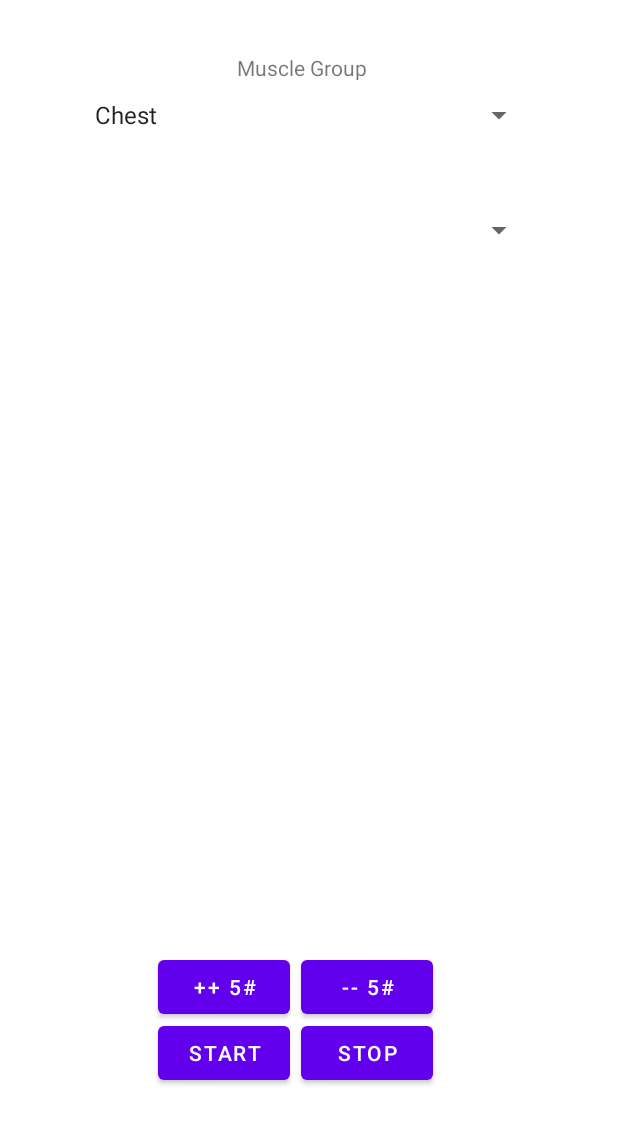
After one commit to ZacMalone16/COP4656-GroupProject, an Android app: the layout current_exercise.xml on its own in the app's theme, with its tools: preview values and no code run, on a phone screen of 412 x 824 dp. The commit adds this screen. Shown: the top 1124 px of the screen. Run offline under Robolectric (Android 15) with nearby library versions, the phone set to English and light mode, and no system bars.

Commit message:
started update for layouts

```diff
--- a/app/src/main/java/edu/fsu/cs/groupproject/fragments/Comms.java
+++ /dev/null
@@ -1,5 +0,0 @@
-package edu.fsu.cs.groupproject.fragments;
-
-public interface Comms extends
-        CalendarFragment.CalendarCommunication {
-}
--- a/app/src/main/java/edu/fsu/cs/groupproject/fragments/ExercisesFragment.java
+++ /dev/null
@@ -1,4 +0,0 @@
-package edu.fsu.cs.groupproject.fragments;
-
-public class ExercisesFragment {
-}
--- a/app/src/main/java/edu/fsu/cs/groupproject/fragments/WorkoutsFragment.java
+++ /dev/null
@@ -1,4 +0,0 @@
-package edu.fsu.cs.groupproject.fragments;
-
-public class WorkoutsFragment {
-}
--- a/app/src/main/java/edu/fsu/cs/groupproject/newfeature/Feature.java
+++ /dev/null
@@ -1,3 +0,0 @@
-package edu.fsu.cs.groupproject.newfeature;
-
-public class Feature {}
--- /dev/null
+++ b/app/src/main/res/layout/current_exercise.xml
@@ -0,0 +1,140 @@
+<?xml version="1.0" encoding="utf-8"?>
+<androidx.constraintlayout.widget.ConstraintLayout xmlns:android="http://schemas.android.com/apk/res/android"
+    xmlns:app="http://schemas.android.com/apk/res-auto"
+    xmlns:tools="http://schemas.android.com/tools"
+    android:layout_width="match_parent"
+    android:layout_height="match_parent">
+
+    <TextView
+        android:id="@+id/addSet_muscleExerciseTextView"
+        android:layout_width="wrap_content"
+        android:layout_height="wrap_content"
+
+        android:text=""
+
+        app:layout_constraintBottom_toBottomOf="parent"
+        app:layout_constraintEnd_toEndOf="parent"
+        app:layout_constraintStart_toStartOf="parent"
+        app:layout_constraintTop_toTopOf="parent"
+
+        app:layout_constraintVertical_bias="0.04"
+        app:layout_constraintHorizontal_bias="0.076"
+        />
+
+
+    <ListView
+        android:id="@+id/addSet_setsListView"
+        android:layout_width="wrap_content"
+        android:layout_height="wrap_content"
+
+        android:text=""
+
+        app:layout_constraintBottom_toBottomOf="parent"
+        app:layout_constraintEnd_toEndOf="parent"
+        app:layout_constraintHorizontal_bias="0.0"
+        app:layout_constraintStart_toStartOf="parent"
+
+        app:layout_constraintTop_toTopOf="parent"
+        app:layout_constraintVertical_bias="0.299" />
+
+    <TextView
+        android:id="@+id/currentExercise_exerciseTextview"
+        android:layout_width="295dp"
+        android:layout_height="13dp"
+
+        android:text=""
+
+        app:layout_constraintBottom_toBottomOf="parent"
+        app:layout_constraintEnd_toEndOf="parent"
+        app:layout_constraintHorizontal_bias="0.474"
+        app:layout_constraintStart_toStartOf="parent"
+
+        app:layout_constraintTop_toTopOf="parent"
+        app:layout_constraintVertical_bias="0.132" />
+
+    <Button
+        android:id="@+id/addSet_incrementButton"
+        android:layout_width="wrap_content"
+        android:layout_height="wrap_content"
+        android:text="++ 5#"
+        app:layout_constraintBottom_toBottomOf="parent"
+        app:layout_constraintEnd_toEndOf="parent"
+        app:layout_constraintHorizontal_bias="0.325"
+        app:layout_constraintStart_toStartOf="parent"
+        app:layout_constraintTop_toTopOf="parent"
+        app:layout_constraintVertical_bias="0.817" />
+
+    <Button
+        android:id="@+id/addSet_stopButton"
+        android:layout_width="wrap_content"
+        android:layout_height="wrap_content"
+        android:text="Stop"
+        app:layout_constraintBottom_toBottomOf="parent"
+        app:layout_constraintEnd_toEndOf="parent"
+        app:layout_constraintHorizontal_bias="0.619"
+        app:layout_constraintStart_toStartOf="parent"
+        app:layout_constraintTop_toTopOf="parent"
+        app:layout_constraintVertical_bias="0.874" />
+
+    <Button
+        android:id="@+id/addSet_startButton"
+        android:layout_width="wrap_content"
+        android:layout_height="wrap_content"
+        android:text="Start"
+        app:layout_constraintBottom_toBottomOf="parent"
+        app:layout_constraintEnd_toEndOf="parent"
+        app:layout_constraintHorizontal_bias="0.325"
+        app:layout_constraintStart_toStartOf="parent"
+        app:layout_constraintTop_toTopOf="parent"
+        app:layout_constraintVertical_bias="0.874" />
+
+    <Button
+        android:id="@+id/addSet_decrementButton"
+        android:layout_width="wrap_content"
+        android:layout_height="wrap_content"
+        android:text="-- 5#"
+        app:layout_constraintBottom_toBottomOf="parent"
+        app:layout_constraintEnd_toEndOf="parent"
+        app:layout_constraintHorizontal_bias="0.619"
+        app:layout_constraintStart_toStartOf="parent"
+        app:layout_constraintTop_toTopOf="parent"
+        app:layout_constraintVertical_bias="0.817" />
+
+    <Spinner
+        android:id="@+id/addWorkout_muscleSpinner"
+        android:layout_width="301dp"
+        android:layout_height="48dp"
+        app:layout_constraintBottom_toBottomOf="parent"
+        app:layout_constraintEnd_toEndOf="parent"
+        app:layout_constraintStart_toStartOf="parent"
+        app:layout_constraintTop_toTopOf="parent"
+        app:layout_constraintVertical_bias="0.068"
+        android:prompt="@string/addWorkoutMuscleSpinner"
+        android:entries="@array/addWorkoutMuscleEntries"
+        tools:ignore="SpeakableTextPresentCheck" />
+
+    <Spinner
+        android:id="@+id/addWorkout_exercisesSpinner"
+        android:layout_width="301dp"
+        android:layout_height="48dp"
+        app:layout_constraintBottom_toBottomOf="parent"
+        app:layout_constraintEnd_toEndOf="parent"
+        app:layout_constraintStart_toStartOf="parent"
+        app:layout_constraintTop_toTopOf="parent"
+        app:layout_constraintVertical_bias="0.167"
+        tools:ignore="SpeakableTextPresentCheck" />
+
+    <TextView
+        android:id="@+id/addWorkout_muscleTextView"
+        android:layout_width="96dp"
+        android:layout_height="18dp"
+        android:layout_marginTop="28dp"
+        android:layout_marginBottom="40dp"
+        android:text="Muscle Group"
+        app:layout_constraintBottom_toBottomOf="@+id/addWorkout_muscleSpinner"
+        app:layout_constraintEnd_toEndOf="parent"
+        app:layout_constraintStart_toStartOf="parent"
+        app:layout_constraintTop_toTopOf="parent" />
+
+
+</androidx.constraintlayout.widget.ConstraintLayout>
--- a/app/src/main/res/values/strings.xml
+++ b/app/src/main/res/values/strings.xml
@@ -8,4 +8,14 @@
         <item>Max Weight</item>
     </string-array>
 
+    <string name="addWorkoutMuscleSpinner">Select a muscle group</string>
+
+    <string-array name="addWorkoutMuscleEntries">
+        <item>Chest</item>
+        <item>Buttox</item>
+    </string-array>
+
+
+
+
 </resources>
```
Also changed, not shown: app/src/main/java/edu/fsu/cs/groupproject/MainActivity.java (+4 -39 lines), app/src/main/java/edu/fsu/cs/groupproject/fragments/CalendarFragment.java (deleted, +0 -55 lines), app/src/main/java/edu/fsu/cs/groupproject/fragments/Communications.java (added, +7 -0 lines), app/src/main/java/edu/fsu/cs/groupproject/fragments/CurrentExercise.java (added, +56 -0 lines), app/src/main/java/edu/fsu/cs/groupproject/fragments/CurrentWorkoutFragment.java (deleted, +0 -21 lines), app/src/main/java/edu/fsu/cs/groupproject/fragments/FinishedSet.java (added, +40 -0 lines), app/src/main/java/edu/fsu/cs/groupproject/fragments/StartPage.java (added, +69 -0 lines), app/src/main/java/edu/fsu/cs/groupproject/fragments/WorkoutPlanFragment.java (deleted, +0 -22 lines), app/src/main/res/layout/currentworkout_fragment.xml (deleted, +0 -131 lines), app/src/main/res/layout/start_page.xml (renamed from app/src/main/res/layout/calendar_fragment.xml, +12 -11 lines).
